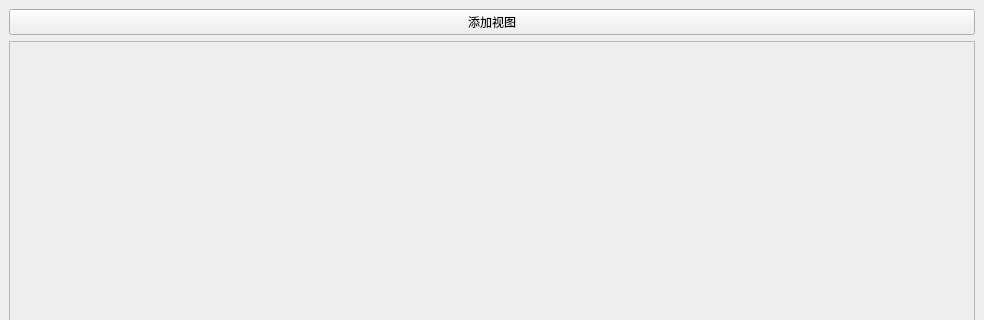
This is MainWindow.ui in qiuyongjun/YJDragGrid as Qt 5 draws it before an edit; both pictures show x 0 to 984 and y 0 to 320 of the 984 by 588 pixel window. The edited form follows.
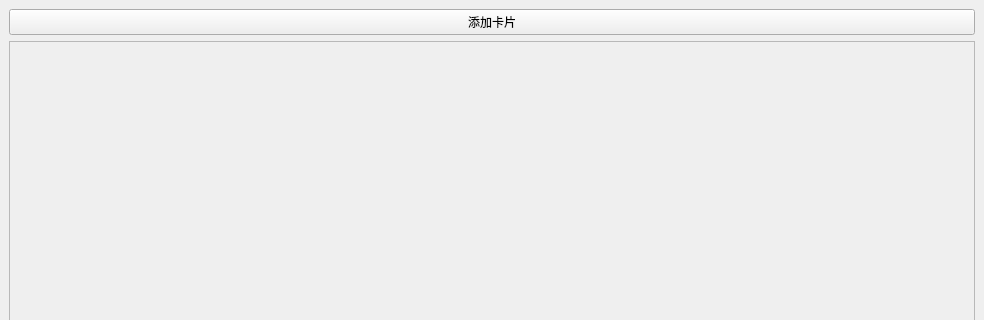
This is the edited form.

The edit to the form file:
```diff
--- a/MainWindow.ui
+++ b/MainWindow.ui
@@ -18,7 +18,7 @@
     <item row="0" column="0">
      <widget class="QPushButton" name="pushButton_addView">
       <property name="text">
-       <string>添加视图</string>
+       <string>添加卡片</string>
       </property>
      </widget>
     </item>
```
Left out of the diff: 2 changed lines with no effect on the pictures.
